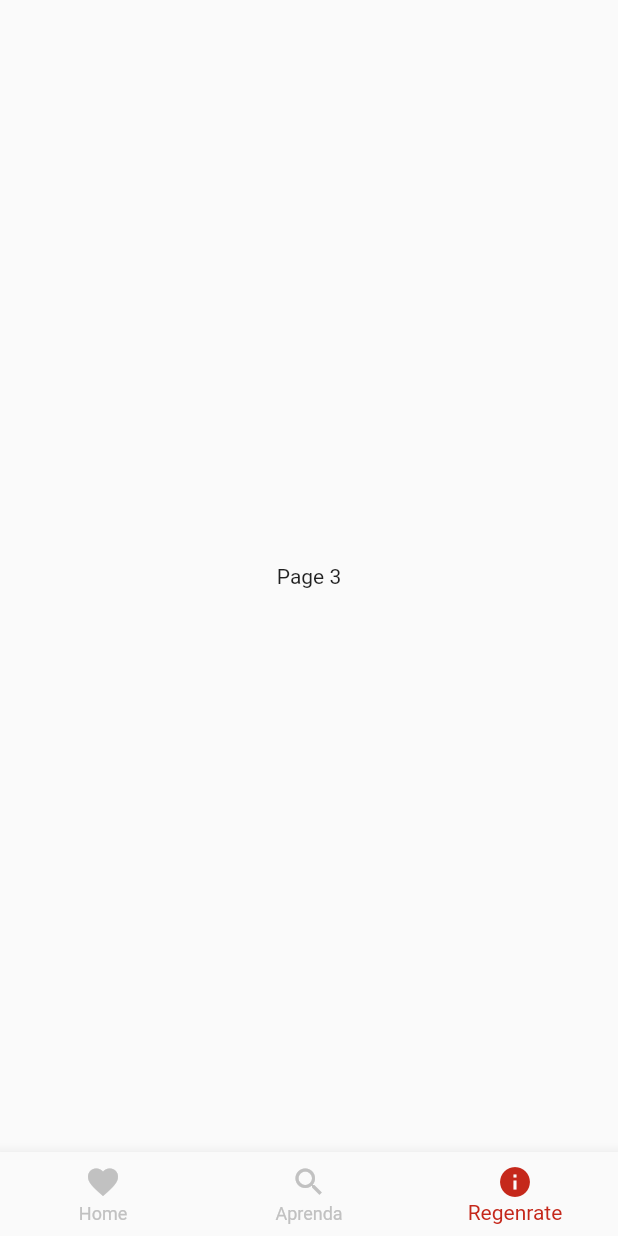
After one commit to hassan-zafar/generali, a Flutter app: the Home screen opened by its route, item 3 of the bottom bar chosen, on a phone screen of 412 x 824 dp. The commit adds this screen. Run offline on Flutter 3.47's test engine with Material 2 defaults, Android fonts, the phone set to English and light mode, and no system bars.

Commit message:
add bottom navigator bar

```diff
--- a/lib/main.dart
+++ b/lib/main.dart
@@ -1,4 +1,5 @@
 import 'package:flutter/material.dart';
+import 'package:generali/screens/home/home.dart';
 import 'package:generali/screens/login/login.dart';
 import 'package:generali/utilities/custom_colors.dart';
 
@@ -10,8 +11,10 @@ class MyApp extends StatelessWidget {
   @override
   Widget build(BuildContext context) {
     return MaterialApp(
-      title: 'Flutter Demo',
+      title: 'Generali',
       theme: ThemeData(
+        primaryColor: CustomColors.red,
+        iconTheme: IconThemeData(color: CustomColors.lightGrey),
         colorScheme: ColorScheme(
           primary: CustomColors.red,
           primaryVariant: Colors.red,
@@ -28,9 +31,10 @@ class MyApp extends StatelessWidget {
           brightness: Brightness.light,
         ),
       ),
-      home: Login(),
+      home: const Login(),
       routes: <String, WidgetBuilder>{
-        Login.routeName: (_) => Login(),
+        Login.routeName: (_) => const Login(),
+        Home.routeName: (_) => const Home(),
       },
     );
   }
--- /dev/null
+++ b/lib/screens/home/bottom_navigation_bar_widget.dart
@@ -0,0 +1,47 @@
+import 'package:flutter/material.dart';
+
+class BottomNavigationBarWidget extends StatefulWidget {
+  const BottomNavigationBarWidget({
+    required this.onTab,
+  });
+  final Function onTab;
+
+  @override
+  _BottomNavigationBarWidgetState createState() =>
+      _BottomNavigationBarWidgetState();
+}
+
+class _BottomNavigationBarWidgetState extends State<BottomNavigationBarWidget> {
+  int _selectedIndex = 0;
+  @override
+  Widget build(BuildContext context) {
+    void _onItemTapped(int index) {
+      widget.onTab(index);
+      setState(() {
+        _selectedIndex = index;
+      });
+    }
+
+    return BottomNavigationBar(
+      unselectedItemColor: Theme.of(context).iconTheme.color,
+      selectedItemColor: Theme.of(context).primaryColor,
+      showUnselectedLabels: true,
+      onTap: (int value) => _onItemTapped(value),
+      currentIndex: _selectedIndex,
+      items: const <BottomNavigationBarItem>[
+        BottomNavigationBarItem(
+          icon: Icon(Icons.favorite),
+          label: 'Home',
+        ),
+        BottomNavigationBarItem(
+          icon: Icon(Icons.search),
+          label: 'Aprenda',
+        ),
+        BottomNavigationBarItem(
+          icon: Icon(Icons.info),
+          label: 'Regenrate',
+        ),
+      ],
+    );
+  }
+}
--- /dev/null
+++ b/lib/screens/home/home.dart
@@ -0,0 +1,35 @@
+import 'package:flutter/material.dart';
+import 'bottom_navigation_bar_widget.dart';
+
+class Home extends StatefulWidget {
+  const Home({Key? key}) : super(key: key);
+  static const String routeName = '/Home';
+  @override
+  _HomeState createState() => _HomeState();
+}
+
+class _HomeState extends State<Home> {
+  int _selectedIndex = 0;
+  void _onItemTapped(int index) {
+    setState(() {
+      _selectedIndex = index;
+    });
+  }
+
+  static final List<Widget> _widgetOptions = <Widget>[
+    const Center(child: Text('Page 1')),
+    const Center(child: Text('Page 2')),
+    const Center(child: Text('Page 3')),
+    // const Center(child: Text('Page 4')),
+  ];
+
+  @override
+  Widget build(BuildContext context) {
+    return Scaffold(
+      bottomNavigationBar: BottomNavigationBarWidget(onTab: _onItemTapped),
+      body: Center(
+        child: _widgetOptions.elementAt(_selectedIndex),
+      ),
+    );
+  }
+}
--- a/pubspec.yaml
+++ b/pubspec.yaml
@@ -9,8 +9,13 @@ environment:
 dependencies:
   flutter:
     sdk: flutter
+
   cupertino_icons: ^1.0.2
   lint: ^1.5.3
+
+  provider: ^6.0.0
+
+  shared_preferences: ^2.0.7
 
 dev_dependencies:
   flutter_test:
```
Also changed, not shown: lib/screens/login/login.dart (line endings or trailing spaces), pubspec.lock, 10 other files.
